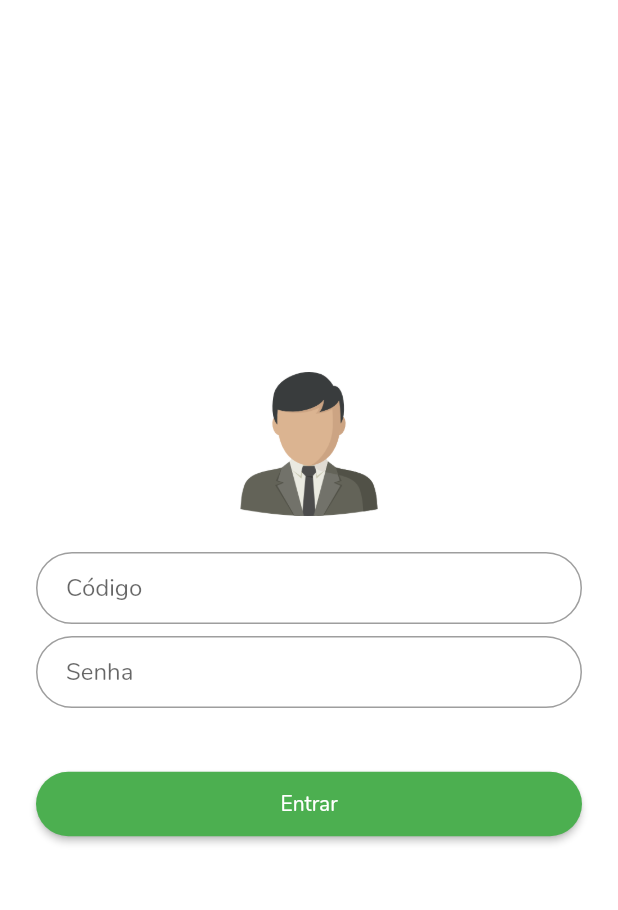
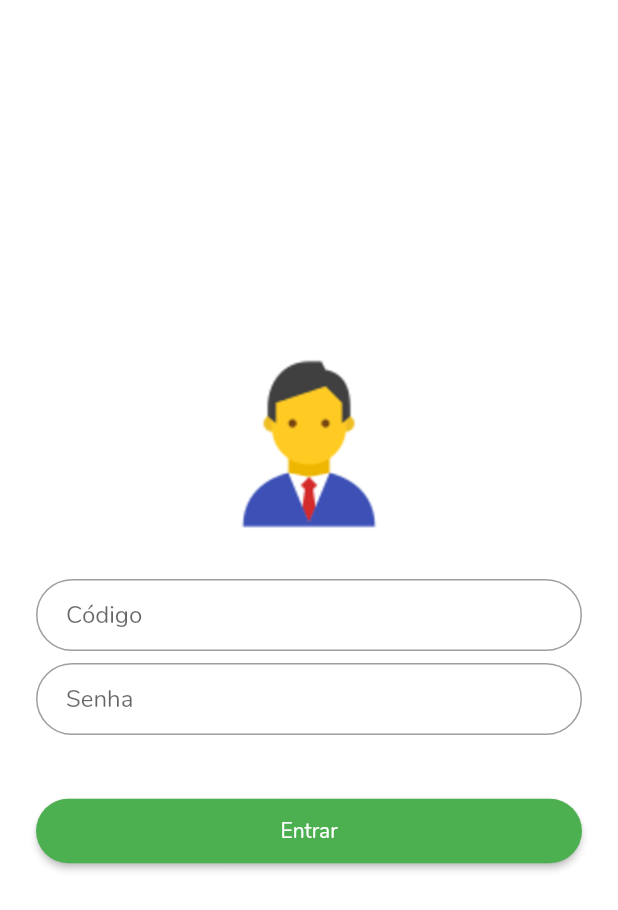
Before and after one commit to Hellyson-Ferreira/app_avaliacao_ifma, a Flutter app: the screen it shows after launch, after a tap on "Entrar como Adiministrador", on a phone screen of 412 x 824 dp. Shown: the top 910 px of the screen. Run offline on Flutter 3.47's test engine with Material 2 defaults, Android fonts, the phone set to English and light mode, and no system bars; our stand-ins replace splashscreen.

Commit message:
Imagnes novas adicionadas e ajustes na tela de login do aluno

```diff
--- a/lib/LoginAdimim/login_page_adimim.dart
+++ b/lib/LoginAdimim/login_page_adimim.dart
@@ -15,7 +15,7 @@
       tag: 'hero',
       child: CircleAvatar(
         backgroundColor: Colors.transparent,
-        radius: 48.0,
+        radius: 66.0,
         child: Image.asset('assets/adimim.png'),
 
       ),
--- a/lib/LoginAluno/login_page_aluno.dart
+++ b/lib/LoginAluno/login_page_aluno.dart
@@ -15,8 +15,7 @@
 
     //Sorteios de Imagens aleatorias
     Random random = new Random();
-    var j = random.nextInt(30) + 1;
-    //print(j);
+    var j = random.nextInt(40) + 1;
 
     //Gerador de imagens
     final logo = Hero(
@@ -102,7 +101,7 @@
           padding: EdgeInsets.only(left: 24.0, right: 24.0),
           children: <Widget>[
             logo,
-            SizedBox(height: 48.0),
+            SizedBox(height: 38.0),
             matricula,
             SizedBox(height: 8.0),
             password,
```
Also changed, not shown: pubspec.yaml (+10 -0 lines), assets/Imgs/img22.png, assets/Imgs/img25.png, assets/Imgs/img30.png, assets/Imgs/img31.png (added), assets/Imgs/img32.png (added), assets/Imgs/img33.png (added), assets/Imgs/img34.png (added), assets/Imgs/img35.png (added), assets/Imgs/img36.png (added), assets/Imgs/img37.png (added), assets/Imgs/img38.png (added), assets/Imgs/img39.png (added), assets/Imgs/img40.png (added), 2 more files.
